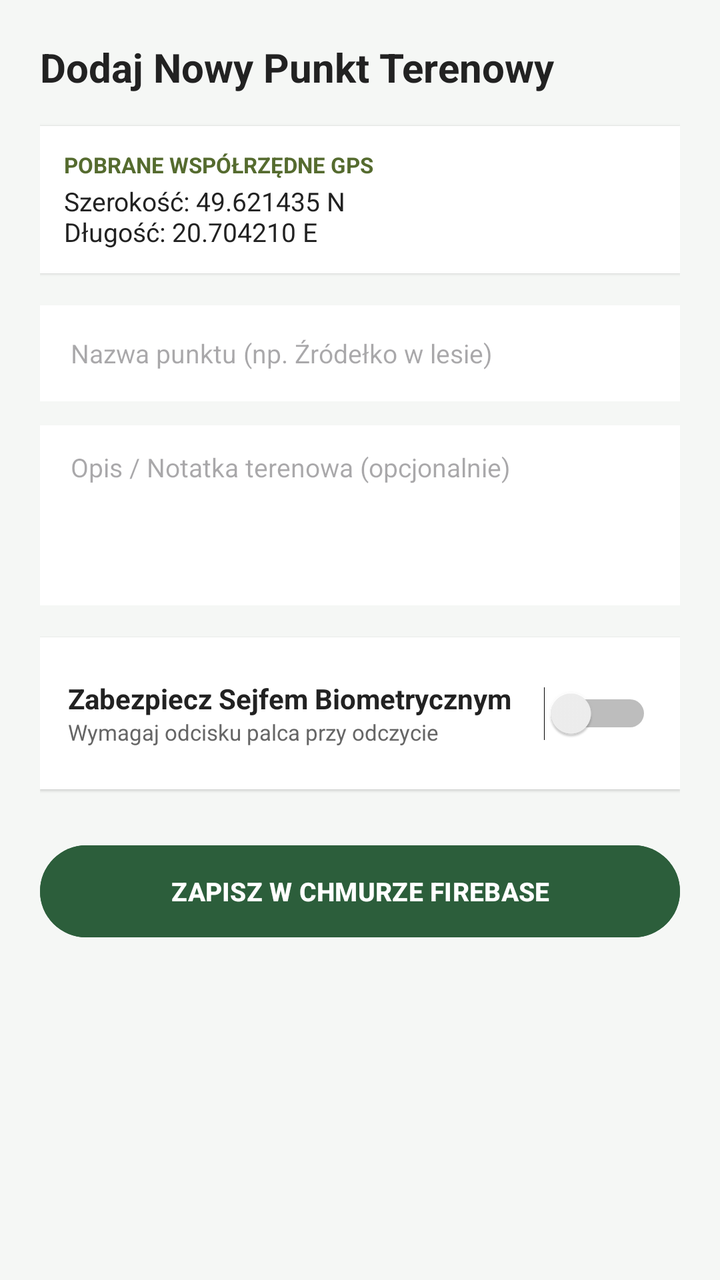
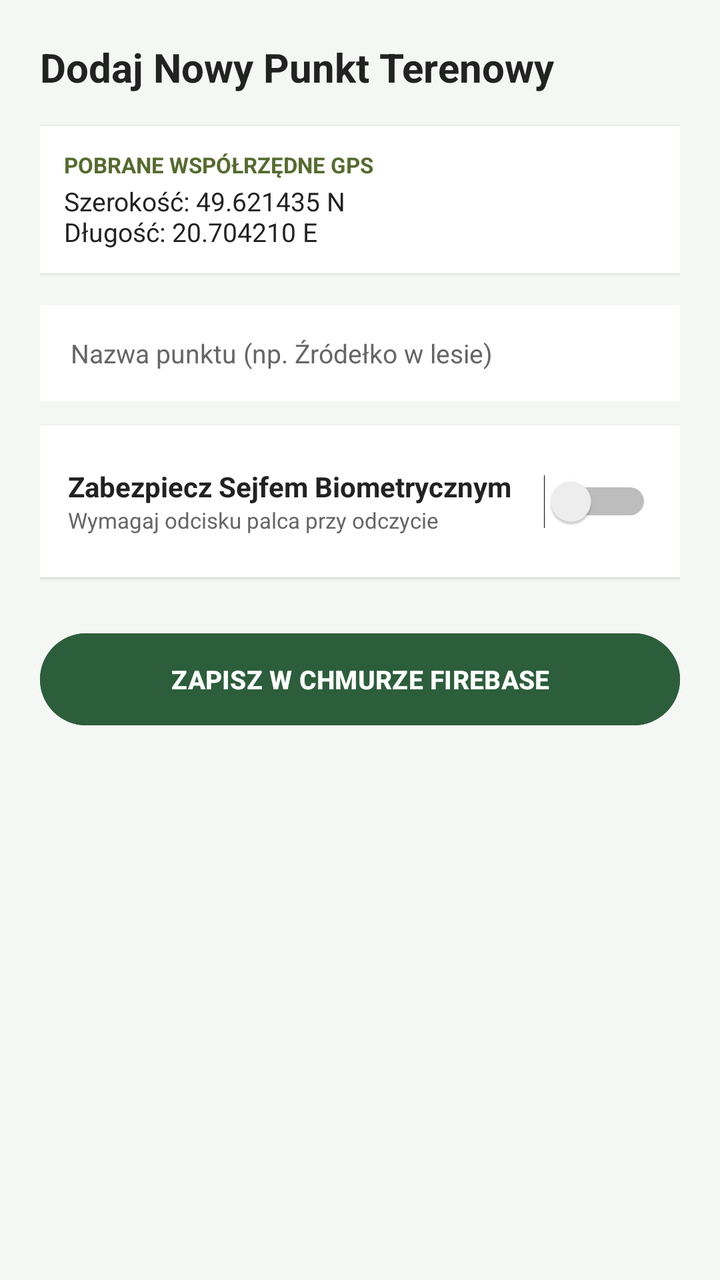

Before-and-after screenshots of an Android layout around one commit, followed by the original layout XML and the change that was made.
<!-- AndroidManifest.xml: application theme Theme.SafeReturn -->
<!-- res/layout/fragment_add_point.xml -->
<?xml version="1.0" encoding="utf-8"?>
<LinearLayout xmlns:android="http://schemas.android.com/apk/res/android"
    android:layout_width="match_parent"
    android:layout_height="match_parent"
    android:background="@color/bg_light"
    android:orientation="vertical"
    android:padding="20dp">

    <TextView
        android:layout_width="wrap_content"
        android:layout_height="wrap_content"
        android:layout_marginBottom="16dp"
        android:text="Dodaj Nowy Punkt Terenowy"
        android:textColor="@color/text_main"
        android:textSize="20sp"
        android:textStyle="bold" />

    
    <LinearLayout
        android:layout_width="match_parent"
        android:layout_height="wrap_content"
        android:layout_marginBottom="16dp"
        android:background="@color/card_bg"
        android:elevation="1dp"
        android:orientation="vertical"
        android:padding="12dp">

        <TextView
            android:layout_width="wrap_content"
            android:layout_height="wrap_content"
            android:text="POBRANE WSPÓŁRZĘDNE GPS"
            android:textColor="@color/forest_accent"
            android:textSize="11sp"
            android:textStyle="bold" />

        <TextView
            android:layout_width="wrap_content"
            android:layout_height="wrap_content"
            android:layout_marginTop="2dp"
            android:text="Szerokość: 49.621435 N\nDługość: 20.704210 E"
            android:textColor="@color/text_main"
            android:textSize="13sp" />
    </LinearLayout>

    
    <EditText
        android:layout_width="match_parent"
        android:layout_height="48dp"
        android:layout_marginBottom="12dp"
        android:background="@color/card_bg"
        android:hint=" Nazwa punktu (np. Źródełko w lesie)"
        android:paddingHorizontal="12dp"
        android:textSize="13sp" />

    <EditText
        android:layout_width="match_parent"
        android:layout_height="90dp"
        android:layout_marginBottom="16dp"
        android:background="@color/card_bg"
        android:gravity="top|start"
        android:hint=" Opis / Notatka terenowa (opcjonalnie)"
        android:padding="12dp"
        android:textSize="13sp" />

    
    <LinearLayout
        android:layout_width="match_parent"
        android:layout_height="wrap_content"
        android:layout_marginBottom="24dp"
        android:background="@color/card_bg"
        android:elevation="1dp"
        android:gravity="center_vertical"
        android:orientation="horizontal"
        android:padding="14dp">

        <LinearLayout
            android:layout_width="0dp"
            android:layout_height="wrap_content"
            android:layout_weight="1"
            android:orientation="vertical">

            <TextView
                android:layout_width="wrap_content"
                android:layout_height="wrap_content"
                android:text="Zabezpiecz Sejfem Biometrycznym"
                android:textColor="@color/text_main"
                android:textSize="14sp"
                android:textStyle="bold" />

            <TextView
                android:layout_width="wrap_content"
                android:layout_height="wrap_content"
                android:text="Wymagaj odcisku palca przy odczycie"
                android:textColor="@color/text_muted"
                android:textSize="11sp" />
        </LinearLayout>

        <Switch
            android:layout_width="wrap_content"
            android:layout_height="wrap_content"
            android:minWidth="48dp"
            android:minHeight="48dp"/>
    </LinearLayout>

    
    <Button
        android:layout_width="match_parent"
        android:layout_height="54dp"
        android:backgroundTint="@color/forest_primary"
        android:text="ZAPISZ W CHMURZE FIREBASE"
        android:textColor="@android:color/white"
        android:textSize="13sp"
        android:textStyle="bold" />

</LinearLayout>
<!-- resources referenced by this layout -->
<resources>
  <color name="bg_light">#F5F7F5</color>
  <color name="card_bg">#FFFFFF</color>
  <color name="forest_accent">#556B2F</color>
  <color name="forest_primary">#2C5E3B</color>
  <color name="text_main">#222222</color>
  <color name="text_muted">#666666</color>
  <style name="Theme.SafeReturn" parent="Base.Theme.SafeReturn" />
  <style name="Base.Theme.SafeReturn" parent="Theme.Material3.DayNight.NoActionBar">
          
          
      </style>
</resources>

<!-- the commit's change to res/layout/fragment_add_point.xml (unified diff, before → after) -->
@@ -44,23 +44,18 @@
 
     
     <EditText
+        android:id="@+id/etPointName"
         android:layout_width="match_parent"
         android:layout_height="48dp"
         android:layout_marginBottom="12dp"
         android:background="@color/card_bg"
         android:hint=" Nazwa punktu (np. Źródełko w lesie)"
         android:paddingHorizontal="12dp"
+        android:textColor="@color/text_main"
+        android:textColorHint="#666666"
         android:textSize="13sp" />
 
-    <EditText
-        android:layout_width="match_parent"
-        android:layout_height="90dp"
-        android:layout_marginBottom="16dp"
-        android:background="@color/card_bg"
-        android:gravity="top|start"
-        android:hint=" Opis / Notatka terenowa (opcjonalnie)"
-        android:padding="12dp"
-        android:textSize="13sp" />
+
 
     
     <LinearLayout
@@ -96,6 +91,7 @@
         </LinearLayout>
 
         <Switch
+            android:id="@+id/switchPrivate"
             android:layout_width="wrap_content"
             android:layout_height="wrap_content"
             android:minWidth="48dp"
@@ -104,6 +100,7 @@
 
     
     <Button
+        android:id="@+id/btnSavePoint"
         android:layout_width="match_parent"
         android:layout_height="54dp"
         android:backgroundTint="@color/forest_primary"
